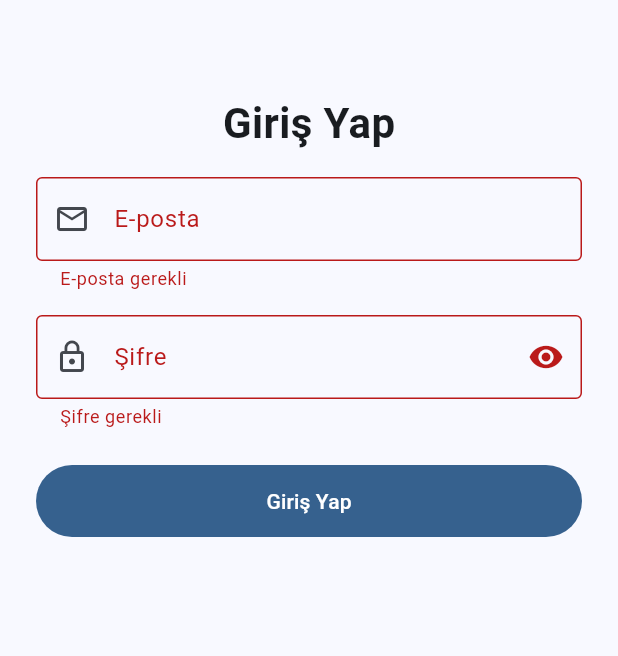
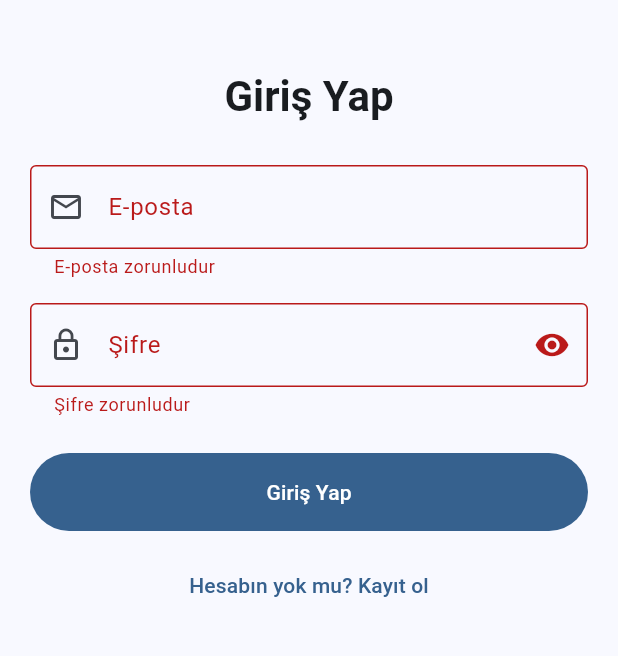
Before and after one commit to SharpShooter263/MySphere, a Flutter app: the screen it shows after launch, after a tap on "Giriş Yap", on a phone screen of 412 x 824 dp, the part 63-719 px from its top. Run offline on Flutter 3.47's test engine with Material 3 defaults, Android fonts, the phone set to English and light mode, and no system bars.

Commit message:
Update login_screen.dart

```diff
--- a/lib/screens/login_screen.dart
+++ b/lib/screens/login_screen.dart
@@ -10,110 +10,109 @@ class LoginScreen extends StatefulWidget {
 class _LoginScreenState extends State<LoginScreen> {
   final _formKey = GlobalKey<FormState>();
   final _emailCtrl = TextEditingController();
-  final _passwordCtrl = TextEditingController();
+  final _passCtrl = TextEditingController();
   bool _obscure = true;
-  bool _isSubmitting = false;
 
   @override
   void dispose() {
     _emailCtrl.dispose();
-    _passwordCtrl.dispose();
+    _passCtrl.dispose();
     super.dispose();
   }
 
-  String? _validateEmail(String? value) {
-    if (value == null || value.trim().isEmpty) return 'E-posta gerekli';
-    final email = value.trim();
-    final ok = RegExp(r'^[^\\s@]+@[^\\s@]+\\.[^\\s@]+\$').hasMatch(email);
-    if (!ok) return 'Geçerli bir e-posta girin';
-    return null;
-  }
-
-  String? _validatePassword(String? value) {
-    if (value == null || value.isEmpty) return 'Şifre gerekli';
-    if (value.length < 6) return 'En az 6 karakter';
-    return null;
-  }
-
-  Future<void> _submit() async {
-    final valid = _formKey.currentState?.validate() ?? false;
-    if (!valid) return;
-
-    setState(() => _isSubmitting = true);
-    await Future.delayed(const Duration(seconds: 1));
-    if (!mounted) return;
-    setState(() => _isSubmitting = false);
+  void _login() {
+    final isValid = _formKey.currentState?.validate() ?? false;
+    if (!isValid) return;
 
     ScaffoldMessenger.of(context).showSnackBar(
-      const SnackBar(content: Text('Giriş başarılı (demo)!')),
+      const SnackBar(content: Text('Giriş başarılı (demo)')),
     );
 
-    Navigator.of(context).push(
-      MaterialPageRoute(builder: (_) => const _DummyHome()),
-    );
+    // Burada Home'a yönlendirmek istersen ileride:
+    // Navigator.pushReplacementNamed(context, '/home');
   }
 
   @override
   Widget build(BuildContext context) {
-    final inset = MediaQuery.of(context).viewInsets.bottom;
+    final theme = Theme.of(context);
 
     return Scaffold(
-      appBar: AppBar(
-        title: const Text('MySphere'),
-      ),
+      appBar: AppBar(title: const Text('MySphere')),
       body: SafeArea(
-        child: LayoutBuilder(
-          builder: (context, constraints) {
-            return SingleChildScrollView(
-              padding: EdgeInsets.fromLTRB(24, 24, 24, 24 + inset),
-              child: ConstrainedBox(
-                constraints: BoxConstraints(minHeight: constraints.maxHeight - 48),
-                child: IntrinsicHeight(
+        child: SingleChildScrollView(
+          padding: const EdgeInsets.all(20),
           child: Form(
             key: _formKey,
             child: Column(
+              crossAxisAlignment: CrossAxisAlignment.stretch,
               children: [
-                        const SizedBox(height: 24),
-                        const Text(
+                const SizedBox(height: 12),
+                Text(
                   'Giriş Yap',
-                          style: TextStyle(fontSize: 28, fontWeight: FontWeight.bold),
+                  style: theme.textTheme.headlineMedium?.copyWith(
+                    fontWeight: FontWeight.w700,
                   ),
-                        const SizedBox(height: 16),
+                  textAlign: TextAlign.center,
+                ),
+                const SizedBox(height: 28),
+
+                // E-posta
                 TextFormField(
                   controller: _emailCtrl,
                   keyboardType: TextInputType.emailAddress,
-                          textInputAction: TextInputAction.next,
                   decoration: const InputDecoration(
+                    prefixIcon: Icon(Icons.email_outlined),
                     labelText: 'E-posta',
-                            prefixIcon: Icon(Icons.email_outlined),
                     border: OutlineInputBorder(),
                   ),
-                          validator: _validateEmail,
+                  validator: (v) {
+                    if (v == null || v.trim().isEmpty) {
+                      return 'E-posta zorunludur';
+                    }
+                    if (!RegExp(r'^[^@]+@[^@]+\.[^@]+').hasMatch(v.trim())) {
+                      return 'Geçerli bir e-posta girin';
+                    }
+                    return null;
+                  },
                 ),
                 const SizedBox(height: 16),
+
+                // Şifre
                 TextFormField(
-                          controller: _passwordCtrl,
+                  controller: _passCtrl,
                   obscureText: _obscure,
                   decoration: InputDecoration(
+                    prefixIcon: const Icon(Icons.lock_outline),
                     labelText: 'Şifre',
-                            prefixIcon: const Icon(Icons.lock_outline),
                     border: const OutlineInputBorder(),
                     suffixIcon: IconButton(
+                      onPressed: () => setState(() => _obscure = !_obscure),
                       icon: Icon(_obscure ? Icons.visibility : Icons.visibility_off),
-                              onPressed: () => setState(() => _obscure = !_obscure),
                     ),
                   ),
-                          validator: _validatePassword,
+                  validator: (v) {
+                    if (v == null || v.isEmpty) return 'Şifre zorunludur';
+                    if (v.length < 6) return 'En az 6 karakter';
+                    return null;
+                  },
                 ),
                 const SizedBox(height: 24),
+
+                // Giriş butonu
                 SizedBox(
-                          width: double.infinity,
-                          height: 48,
+                  height: 52,
                   child: FilledButton(
-                            onPressed: _isSubmitting ? null : _submit,
-                            child: _isSubmitting
-                                ? const CircularProgressIndicator()
-                                : const Text('Giriş Yap'),
+                    onPressed: _login,
+                    child: const Text('Giriş Yap'),
+                  ),
+                ),
+                const SizedBox(height: 12),
+
+                // Kayıt ol linki
+                Center(
+                  child: TextButton(
+                    onPressed: () => Navigator.pushNamed(context, '/signup'),
+                    child: const Text("Hesabın yok mu? Kayıt ol"),
                   ),
                 ),
               ],
@@ -122,21 +121,5 @@ class _LoginScreenState extends State<LoginScreen> {
         ),
       ),
     );
-          },
-        ),
-      ),
-    );
   }
 }
-
-class _DummyHome extends StatelessWidget {
-  const _DummyHome();
-
-  @override
-  Widget build(BuildContext context) {
-    return Scaffold(
-      appBar: AppBar(title: const Text('Ana Sayfa (Demo)')),
-      body: const Center(child: Text('Giriş başarılı, burası geçici ana sayfa.')),
-    );
-  }
-}
```
Lines whose indentation alone changed are shown as unchanged.
